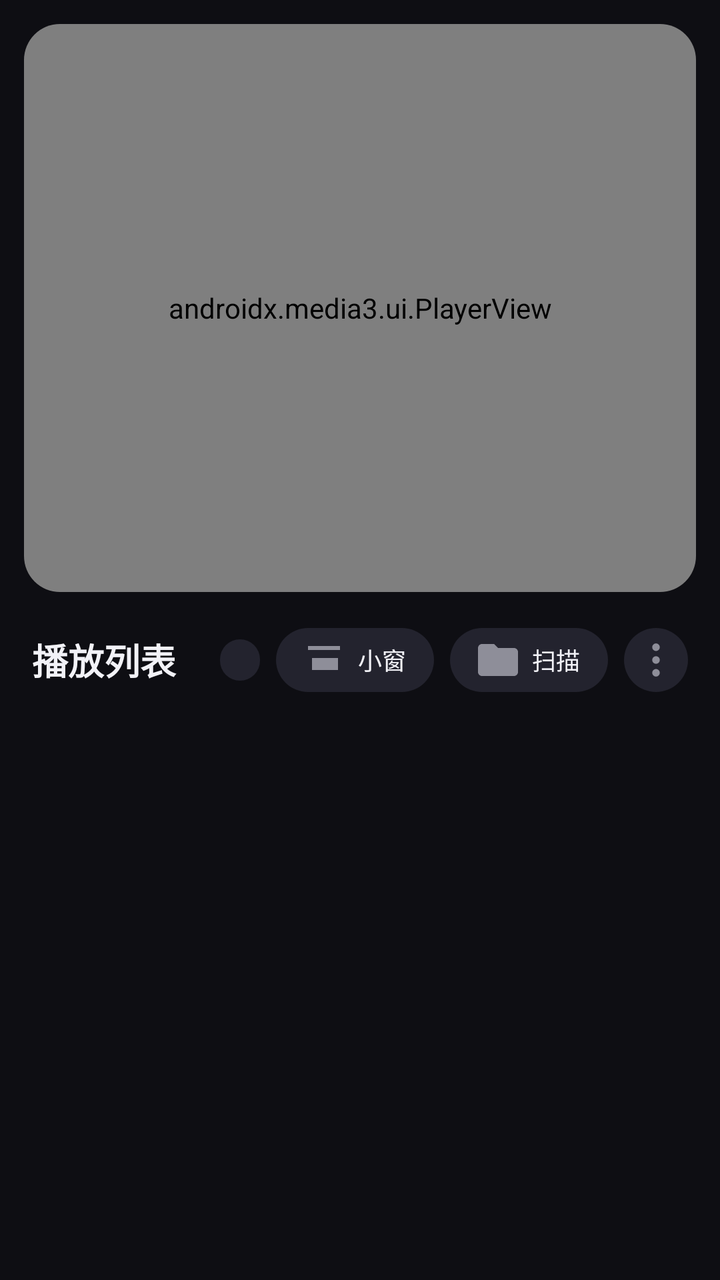
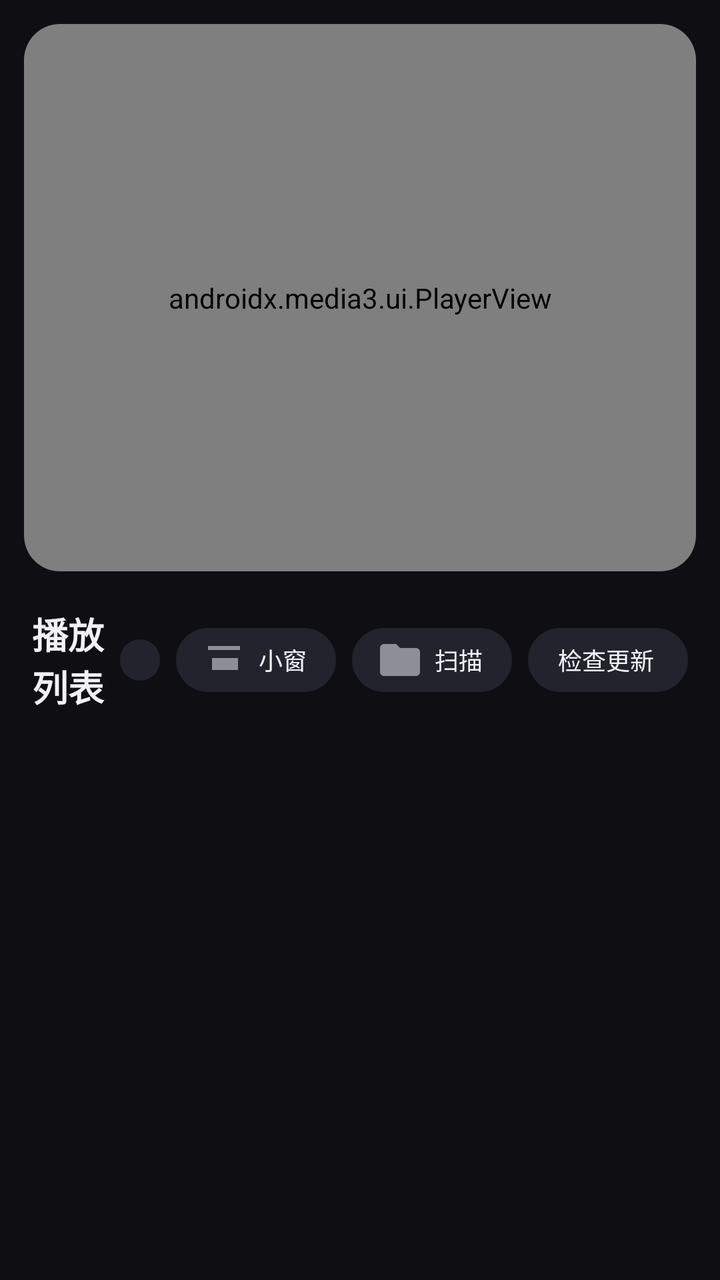

Compare the two renders of this Android layout. The source of the first and the diff that turns it into the second are given below.
<!-- AndroidManifest.xml: application theme Theme.Player -->
<!-- res/layout/activity_main.xml -->
<?xml version="1.0" encoding="utf-8"?>
<LinearLayout xmlns:android="http://schemas.android.com/apk/res/android"
    xmlns:app="http://schemas.android.com/apk/res-auto"
    android:id="@+id/root_layout"
    android:layout_width="match_parent"
    android:layout_height="match_parent"
    android:orientation="vertical">

    
    <com.google.android.material.card.MaterialCardView
        android:id="@+id/player_card"
        android:layout_width="match_parent"
        android:layout_height="0dp"
        android:layout_weight="1"
        android:layout_marginStart="12dp"
        android:layout_marginEnd="12dp"
        android:layout_marginTop="12dp"
        android:layout_marginBottom="4dp"
        app:cardBackgroundColor="@color/bg_dark"
        app:cardCornerRadius="18dp"
        app:cardElevation="0dp"
        app:strokeWidth="0dp">

        
        <androidx.media3.ui.PlayerView
            android:id="@+id/player_view"
            android:layout_width="match_parent"
            android:layout_height="match_parent"
            app:use_controller="true"
            app:show_timeout="3000"
            app:resize_mode="fit"
            app:surface_type="texture_view"
            app:show_buffering="when_playing"
            app:controller_layout_id="@layout/custom_player_control_view"
            app:play_icon="@drawable/player_control_play"
            app:pause_icon="@drawable/player_control_pause"
            app:previous_icon="@drawable/player_control_previous"
            app:next_icon="@drawable/player_control_next"
            app:rewind_icon="@drawable/player_control_rewind"
            app:fastforward_icon="@drawable/player_control_fastforward"
            app:repeat_off_icon="@drawable/player_control_repeat_off"
            app:repeat_one_icon="@drawable/player_control_repeat_one"
            app:repeat_all_icon="@drawable/player_control_repeat_all"
            app:shuffle_off_icon="@drawable/player_control_shuffle_off"
            app:shuffle_on_icon="@drawable/player_control_shuffle_on"
            app:fullscreen_enter_icon="@drawable/player_control_fullscreen_enter"
            app:fullscreen_exit_icon="@drawable/player_control_fullscreen_exit" />

        
        <TextView
            android:id="@+id/gesture_overlay"
            android:layout_width="wrap_content"
            android:layout_height="wrap_content"
            android:layout_gravity="center"
            android:paddingHorizontal="20dp"
            android:paddingVertical="10dp"
            android:background="@drawable/bg_gesture_overlay"
            android:gravity="center"
            android:textColor="@color/text_primary"
            android:textSize="15sp"
            android:lineSpacingExtra="3dp"
            android:visibility="gone" />
    </com.google.android.material.card.MaterialCardView>

    
    <LinearLayout
        android:id="@+id/toolbar_layout"
        android:layout_width="match_parent"
        android:layout_height="wrap_content"
        android:orientation="horizontal"
        android:gravity="center_vertical"
        android:paddingHorizontal="16dp"
        android:paddingTop="14dp"
        android:paddingBottom="10dp">

        <TextView
            android:id="@+id/tv_playlist_info"
            android:layout_width="0dp"
            android:layout_height="wrap_content"
            android:layout_weight="1"
            android:text="@string/playlist_title"
            android:textSize="18sp"
            android:textStyle="bold"
            android:fontFamily="sans-serif-medium"
            android:textColor="@color/text_primary" />

        <TextView
            android:id="@+id/tv_count"
            android:layout_width="wrap_content"
            android:layout_height="wrap_content"
            android:paddingHorizontal="10dp"
            android:paddingVertical="3dp"
            android:background="@drawable/bg_pill_button"
            android:textColor="@color/text_secondary"
            android:textSize="11sp" />

        <Button
            android:id="@+id/btn_pip"
            android:layout_width="wrap_content"
            android:layout_height="32dp"
            android:minWidth="0dp"
            android:minHeight="0dp"
            android:layout_marginStart="8dp"
            android:paddingStart="12dp"
            android:paddingEnd="14dp"
            android:insetTop="0dp"
            android:insetBottom="0dp"
            android:stateListAnimator="@null"
            android:background="@drawable/bg_pill_button"
            android:drawableStart="@drawable/ic_pip"
            android:drawablePadding="5dp"
            android:drawableTint="@color/text_secondary"
            android:text="@string/pip"
            android:textAllCaps="false"
            android:textColor="@color/text_primary"
            android:textSize="12sp" />

        <Button
            android:id="@+id/btn_scan"
            android:layout_width="wrap_content"
            android:layout_height="32dp"
            android:minWidth="0dp"
            android:minHeight="0dp"
            android:layout_marginStart="8dp"
            android:paddingStart="12dp"
            android:paddingEnd="14dp"
            android:insetTop="0dp"
            android:insetBottom="0dp"
            android:stateListAnimator="@null"
            android:background="@drawable/bg_pill_button"
            android:drawableStart="@drawable/ic_scan"
            android:drawablePadding="5dp"
            android:drawableTint="@color/text_secondary"
            android:text="@string/scan_local"
            android:textAllCaps="false"
            android:textColor="@color/text_primary"
            android:textSize="12sp" />

        <ImageButton
            android:id="@+id/btn_more"
            android:layout_width="32dp"
            android:layout_height="32dp"
            android:layout_marginStart="8dp"
            android:background="@drawable/bg_pill_button"
            android:src="@drawable/ic_more"
            android:scaleType="centerInside"
            app:tint="@color/text_secondary"
            android:contentDescription="@string/check_update" />
    </LinearLayout>

    
    <FrameLayout
        android:id="@+id/playlist_container"
        android:layout_width="match_parent"
        android:layout_height="0dp"
        android:layout_weight="1">

        <androidx.recyclerview.widget.RecyclerView
            android:id="@+id/recycler_playlist"
            android:layout_width="match_parent"
            android:layout_height="match_parent"
            android:paddingHorizontal="12dp"
            android:paddingTop="4dp"
            android:paddingBottom="20dp"
            android:clipToPadding="false"
            android:overScrollMode="never" />

        <TextView
            android:id="@+id/tv_empty"
            android:layout_width="wrap_content"
            android:layout_height="wrap_content"
            android:layout_gravity="center"
            android:gravity="center"
            android:lineSpacingExtra="6dp"
            android:text="@string/list_empty_hint"
            android:textColor="@color/text_secondary"
            android:textSize="14sp"
            android:visibility="gone" />
    </FrameLayout>

</LinearLayout>
<!-- res/layout/custom_player_control_view.xml (included above) -->
<?xml version="1.0" encoding="utf-8"?>
<merge xmlns:android="http://schemas.android.com/apk/res/android">

  <View android:id="@id/exo_controls_background"
      android:layout_width="0dp"
      android:layout_height="0dp"
      android:background="@color/player_control_overlay"/>

  
  <ImageButton android:id="@+id/btn_fullscreen_back"
      style="@style/PlayerControls.Button.Back"
      android:layout_gravity="top|start"
      android:contentDescription="@string/player_control_back"
      android:visibility="gone"/>

  <FrameLayout android:id="@id/exo_bottom_bar"
      android:layout_width="match_parent"
      android:layout_height="@dimen/player_control_bottom_bar_height"
      android:layout_marginTop="@dimen/player_control_bottom_bar_top_margin"
      android:layout_gravity="bottom"
      android:background="@color/player_control_bar">

    <LinearLayout android:id="@id/exo_time"
        android:layout_width="wrap_content"
        android:layout_height="wrap_content"
        android:paddingStart="@dimen/player_control_time_padding"
        android:paddingEnd="@dimen/player_control_time_padding"
        android:layout_gravity="center_vertical|start">

      
      <TextView android:id="@id/exo_position"
          style="@style/PlayerControls.TimeText.Position"/>

      <TextView
          style="@style/PlayerControls.TimeText.Separator"/>

      <TextView android:id="@id/exo_duration"
          style="@style/PlayerControls.TimeText.Duration"/>

    </LinearLayout>

    <LinearLayout android:id="@id/exo_basic_controls"
        android:layout_width="wrap_content"
        android:layout_height="wrap_content"
        android:layout_gravity="center_vertical|end">

      
      <TextView android:id="@+id/btn_audio"
          style="@style/PlayerControls.TextButton"
          android:text="@string/track_audio"/>

      <TextView android:id="@+id/btn_subtitle"
          style="@style/PlayerControls.TextButton"
          android:text="@string/track_subtitle"/>

      
      <ImageButton android:id="@id/exo_shuffle"
          style="@style/PlayerControls.Button.Shuffle"
          android:contentDescription="@string/player_control_shuffle"/>

      <ImageButton android:id="@id/exo_repeat_toggle"
          style="@style/PlayerControls.Button.Repeat"
          android:contentDescription="@string/player_control_repeat"/>

      <TextView android:id="@+id/btn_speed"
          style="@style/PlayerControls.TextButton"
          android:text="@string/speed_default_label"
          android:textStyle="bold"/>

      <ImageButton android:id="@id/exo_fullscreen"
          style="@style/PlayerControls.Button.Fullscreen"
          android:contentDescription="@string/player_control_fullscreen"/>

      <ImageButton android:id="@id/exo_overflow_show"
          style="@style/PlayerControls.Button.OverflowShow"
          android:contentDescription="@string/player_control_more"/>

    </LinearLayout>

    <HorizontalScrollView android:id="@id/exo_extra_controls_scroll_view"
        android:layout_width="wrap_content"
        android:layout_height="wrap_content"
        android:layout_gravity="center_vertical|end"
        android:visibility="invisible">

      <LinearLayout android:id="@id/exo_extra_controls"
          android:layout_width="wrap_content"
          android:layout_height="wrap_content">

        <ImageButton android:id="@id/exo_overflow_hide"
            style="@style/PlayerControls.Button.OverflowHide"
            android:contentDescription="@string/player_control_less"/>

      </LinearLayout>

    </HorizontalScrollView>

  </FrameLayout>

  <View android:id="@id/exo_progress_placeholder"
      android:layout_width="match_parent"
      android:layout_height="@dimen/player_control_progress_layout_height"
      android:layout_gravity="bottom"
      android:layout_marginBottom="@dimen/player_control_progress_margin_bottom"/>

  <LinearLayout android:id="@id/exo_minimal_controls"
      android:layout_width="wrap_content"
      android:layout_height="wrap_content"
      android:layout_gravity="bottom|end"
      android:layout_marginBottom="@dimen/player_control_minimal_margin_bottom"
      android:orientation="horizontal"
      android:gravity="center_vertical">

    <ImageButton android:id="@id/exo_minimal_fullscreen"
        style="@style/PlayerControls.Button.Fullscreen"
        android:contentDescription="@string/player_control_fullscreen"/>

  </LinearLayout>

  
  <LinearLayout
      android:id="@id/exo_center_controls"
      android:layout_width="wrap_content"
      android:layout_height="wrap_content"
      android:layout_gravity="center"
      android:background="@android:color/transparent"
      android:gravity="center"
      android:padding="@dimen/player_control_center_padding"
      android:clipToPadding="false">

    <ImageButton android:id="@id/exo_prev"
        style="@style/PlayerControls.Button.Previous"
        android:contentDescription="@string/player_control_previous"/>

    <Button android:id="@id/exo_rew_with_amount"
        android:singleLine="false"
        style="@style/PlayerControls.Button.Seek"/>

    <ImageButton android:id="@id/exo_play_pause"
        style="@style/PlayerControls.Button.PlayPause"
        android:contentDescription="@string/player_control_play_pause"/>

    <Button android:id="@id/exo_ffwd_with_amount"
        android:singleLine="false"
        style="@style/PlayerControls.Button.FastForward"/>

    <ImageButton android:id="@id/exo_next"
        style="@style/PlayerControls.Button.Next"
        android:contentDescription="@string/player_control_next"/>

  </LinearLayout>

</merge>
<!-- resources referenced by this layout -->
<resources>
  <color name="bg_dark">#FF0E0E13</color>
  <color name="player_control_bar">#CC000000</color>
  <color name="player_control_overlay">#99000000</color>
  <color name="text_primary">#FFF2F2F7</color>
  <color name="text_secondary">#FF8E8E99</color>
  <dimen name="player_control_bottom_bar_height">60dp</dimen>
  <dimen name="player_control_bottom_bar_top_margin">10dp</dimen>
  <dimen name="player_control_center_padding">24dp</dimen>
  <dimen name="player_control_minimal_margin_bottom">4dp</dimen>
  <dimen name="player_control_progress_layout_height">48dp</dimen>
  <dimen name="player_control_progress_margin_bottom">52dp</dimen>
  <dimen name="player_control_time_padding">10dp</dimen>
  <!-- drawable ic_more (drawable) -->
  <?xml version="1.0" encoding="utf-8"?>
  <vector xmlns:android="http://schemas.android.com/apk/res/android"
      android:width="24dp"
      android:height="24dp"
      android:viewportWidth="24"
      android:viewportHeight="24">
      <path
          android:fillColor="#FFFFFF"
          android:pathData="M12,5.6 m-1.9,0 a1.9,1.9 0 1 1 3.8,0 a1.9,1.9 0 1 1 -3.8,0" />
      <path
          android:fillColor="#FFFFFF"
          android:pathData="M12,12 m-1.9,0 a1.9,1.9 0 1 1 3.8,0 a1.9,1.9 0 1 1 -3.8,0" />
      <path
          android:fillColor="#FFFFFF"
          android:pathData="M12,18.4 m-1.9,0 a1.9,1.9 0 1 1 3.8,0 a1.9,1.9 0 1 1 -3.8,0" />
  </vector>
  <string name="check_update">检查更新</string>
  <string name="list_empty_hint">播放列表还是空的\n点击上方「扫描」导入本地视频和音频</string>
  <string name="pip">小窗</string>
  <string name="player_control_back">退出全屏返回</string>
  <string name="player_control_fullscreen">全屏</string>
  <string name="player_control_less">收起控制</string>
  <string name="player_control_more">更多控制</string>
  <string name="player_control_next">下一项</string>
  <string name="player_control_play_pause">播放或暂停</string>
  <string name="player_control_previous">上一项</string>
  <string name="player_control_repeat">循环模式</string>
  <string name="player_control_shuffle">随机播放</string>
  <string name="playlist_title">播放列表</string>
  <string name="scan_local">扫描</string>
  <string name="speed_default_label">1x</string>
  <string name="track_audio">音轨</string>
  <string name="track_subtitle">字幕</string>
  <style name="PlayerControls.Button.Back" parent="PlayerControls.Button.Bottom">
          <item name="android:src">@drawable/ic_back</item>
      </style>
  <style name="PlayerControls.Button.Next" parent="PlayerControls.Button.Center">
          <item name="android:src">@drawable/player_control_next</item>
      </style>
  <style name="PlayerControls.Button.PlayPause" parent="PlayerControls.Button.Center">
          <item name="android:src">@drawable/player_control_play</item>
      </style>
  <style name="PlayerControls.Button.Previous" parent="PlayerControls.Button.Center">
          <item name="android:src">@drawable/player_control_previous</item>
      </style>
  <style name="PlayerControls.Button.Repeat" parent="PlayerControls.Button.Bottom">
          <item name="android:src">@drawable/player_control_repeat_off</item>
      </style>
  <color name="surface_2">#FF23232E</color>
  <string name="player_control_fast_forward">快进</string>
  <dimen name="player_control_icon_size">52dp</dimen>
  <dimen name="player_control_seek_padding_bottom">4dp</dimen>
  <dimen name="player_control_seek_text_size">9sp</dimen>
  <color name="player_control_text">#FFFFFFFF</color>
  <string name="player_control_seek">快退</string>
  <color name="player_control_muted_text">#B3FFFFFF</color>
  <color name="accent">#FFA78BFA</color>
  <color name="accent_deep">#FF7C5CFF</color>
  <color name="surface_1">#FF17171F</color>
  <dimen name="player_control_small_icon_size">48dp</dimen>
  <dimen name="player_control_small_icon_padding">12dp</dimen>
  <dimen name="player_control_icon_padding">10dp</dimen>
  <dimen name="player_control_time_text_size">14sp</dimen>
  <dimen name="player_control_icon_margin">2dp</dimen>
  <!-- unchanged entries left out for length: 35 -->
</resources>

<!-- the commit's change to res/layout/activity_main.xml (unified diff, before → after) -->
@@ -96,7 +96,7 @@
 
         <Button
             android:id="@+id/btn_pip"
-            android:layout_width="wrap_content"
+            android:layout_width="80dp"
             android:layout_height="32dp"
             android:minWidth="0dp"
             android:minHeight="0dp"
@@ -117,7 +117,7 @@
 
         <Button
             android:id="@+id/btn_scan"
-            android:layout_width="wrap_content"
+            android:layout_width="80dp"
             android:layout_height="32dp"
             android:minWidth="0dp"
             android:minHeight="0dp"
@@ -136,16 +136,23 @@
             android:textColor="@color/text_primary"
             android:textSize="12sp" />
 
-        <ImageButton
+        <Button
             android:id="@+id/btn_more"
-            android:layout_width="32dp"
+            android:layout_width="80dp"
             android:layout_height="32dp"
+            android:minWidth="0dp"
+            android:minHeight="0dp"
             android:layout_marginStart="8dp"
+            android:paddingStart="12dp"
+            android:paddingEnd="14dp"
+            android:insetTop="0dp"
+            android:insetBottom="0dp"
+            android:stateListAnimator="@null"
             android:background="@drawable/bg_pill_button"
-            android:src="@drawable/ic_more"
-            android:scaleType="centerInside"
-            app:tint="@color/text_secondary"
-            android:contentDescription="@string/check_update" />
+            android:text="@string/check_update"
+            android:textAllCaps="false"
+            android:textColor="@color/text_primary"
+            android:textSize="12sp" />
     </LinearLayout>
 
     
<!-- resource entries referenced after the edit -->
@@ -12,23 +12,6 @@
   <dimen name="player_control_progress_layout_height">48dp</dimen>
   <dimen name="player_control_progress_margin_bottom">52dp</dimen>
   <dimen name="player_control_time_padding">10dp</dimen>
-  <!-- drawable ic_more (drawable) -->
-  <?xml version="1.0" encoding="utf-8"?>
-  <vector xmlns:android="http://schemas.android.com/apk/res/android"
-      android:width="24dp"
-      android:height="24dp"
-      android:viewportWidth="24"
-      android:viewportHeight="24">
-      <path
-          android:fillColor="#FFFFFF"
-          android:pathData="M12,5.6 m-1.9,0 a1.9,1.9 0 1 1 3.8,0 a1.9,1.9 0 1 1 -3.8,0" />
-      <path
-          android:fillColor="#FFFFFF"
-          android:pathData="M12,12 m-1.9,0 a1.9,1.9 0 1 1 3.8,0 a1.9,1.9 0 1 1 -3.8,0" />
-      <path
-          android:fillColor="#FFFFFF"
-          android:pathData="M12,18.4 m-1.9,0 a1.9,1.9 0 1 1 3.8,0 a1.9,1.9 0 1 1 -3.8,0" />
-  </vector>
   <string name="check_update">检查更新</string>
   <string name="list_empty_hint">播放列表还是空的\n点击上方「扫描」导入本地视频和音频</string>
   <string name="pip">小窗</string>
